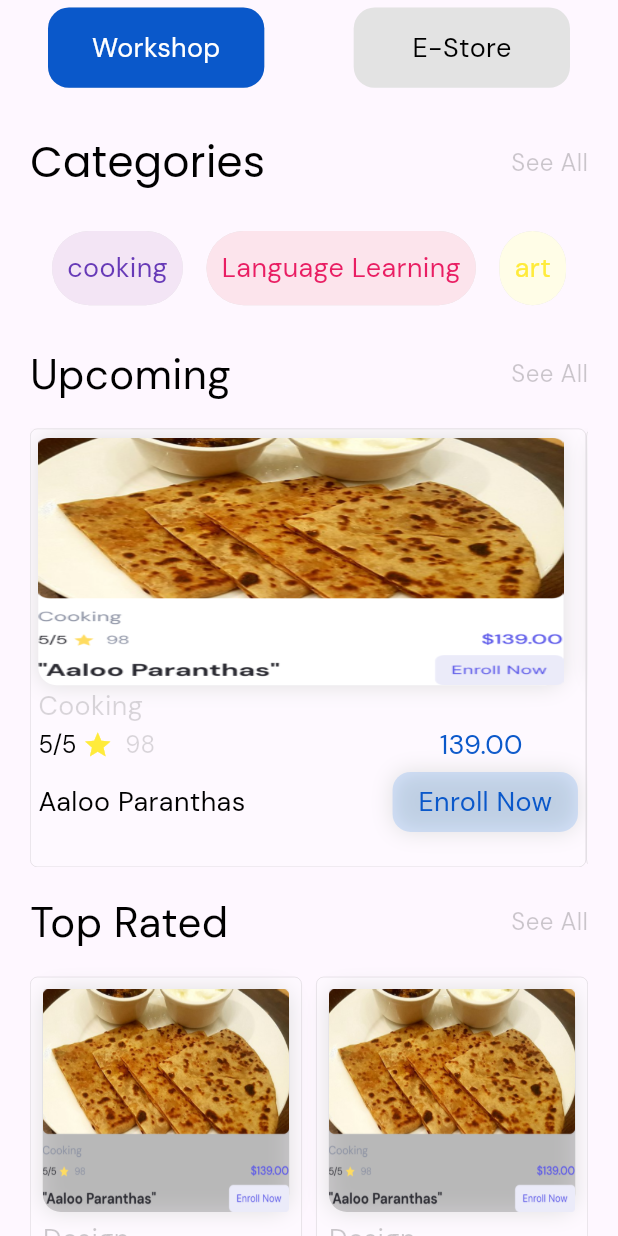
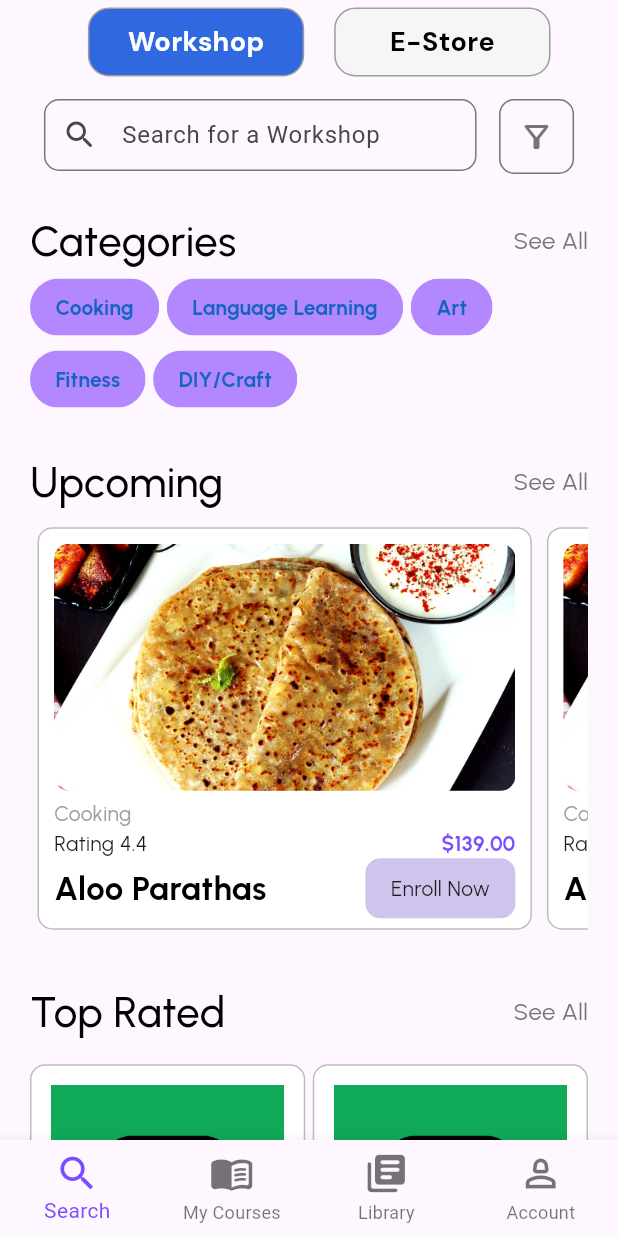
Before and after one commit to RupeshUig/atelier-mandala-art, a Flutter app: the screen it shows once a user with an empty profile is signed in, on a phone screen of 412 x 824 dp. Run offline on Flutter 3.47's test engine with Material 3 defaults, Android fonts, the phone set to English and light mode, and no system bars; our stand-ins replace firebase_auth, firebase_core, get, google_fonts, google_sign_in, hexcolor and 3 more; missing offline and left inert: dart:ffi, password_field_validator; accounts and stored records are empty.

Commit message:
Added : HomeScreen UI 50%

```diff
--- a/lib/components/custom_buttonhome.dart
+++ b/lib/components/custom_buttonhome.dart
@@ -22,10 +22,9 @@ class CustomButtonHome extends StatelessWidget {
       borderRadius: BorderRadius.circular(12),
       radius: 2,
       onTap: function,
-      child: Expanded(
-        child: Container(
+      child:  Container(
           height: screenHeight * 0.06,
-          // width: screenWidth * 0.35,
+          width: screenWidth * 0.25,
           margin: const EdgeInsets.symmetric(vertical: 1, horizontal: 1),
           decoration: BoxDecoration(
             boxShadow: [BoxShadow(color: Colors.grey.shade300)],
@@ -37,12 +36,12 @@ class CustomButtonHome extends StatelessWidget {
               text,
               style: GoogleFonts.dmSans(
                 color: textColor,
-                fontSize: 18,
+                fontSize: 12,
               ),
             ),
           ),
         ),
-      ),
+
     );
   }
 }
--- a/lib/components/custom_categories_button.dart
+++ b/lib/components/custom_categories_button.dart
@@ -25,11 +25,12 @@ class CustomCategoriesButton extends StatelessWidget {
       radius: 2,
       onTap: function,
       child: Container(
-        height: screenHeight * 0.065,
+        height: screenHeight * 0.060,
         width: screenWidth * 0.35,
-        margin: const EdgeInsets.symmetric(vertical: 5),
+        margin: const EdgeInsets.symmetric(vertical: 5, horizontal: 10),
         decoration: BoxDecoration(
-          boxShadow: [BoxShadow(color: Colors.grey.shade300)],
+          boxShadow: [BoxShadow(color: Colors.grey.shade100)],
+          border: Border.all(color: Colors.grey),
           borderRadius: BorderRadius.circular(14),
           color: color,
         ),
@@ -37,6 +38,7 @@ class CustomCategoriesButton extends StatelessWidget {
           child: Text(
             text,
             style: GoogleFonts.dmSans(
+              fontWeight: FontWeight.bold,
               color: textColor,
               fontSize: 18,
             ),
--- /dev/null
+++ b/lib/components/homescreen/filter_chips.dart
@@ -0,0 +1,55 @@
+import 'dart:math';
+
+import 'package:flutter/material.dart';
+import 'package:google_fonts/google_fonts.dart';
+
+class CategoryChip extends StatelessWidget {
+  final String text;
+  final VoidCallback onTap;
+
+  CategoryChip({required this.text, required this.onTap});
+
+  Color _getRandomColor() {
+    final List<Color> colors = [
+      Colors.blue.shade100,
+      Colors.green.shade100,
+      Colors.orange.shade100,
+      Colors.pink.shade100,
+      Colors.deepPurpleAccent.shade100,
+      Colors.orange.shade100,
+      Colors.yellow.shade100,
+      Colors.grey.shade100,
+    ];
+    final Random random = Random();
+    return colors[random.nextInt(colors.length)];
+  }
+
+  Color _getRandomColorforTexts() {
+    final List<Color> colors = [
+      Colors.blue.shade800,
+      Colors.deepPurpleAccent,
+      Colors.purple.shade800,
+      Colors.blueAccent,
+    ];
+    final Random random = Random();
+    return colors[random.nextInt(colors.length)];
+  }
+
+  @override
+  Widget build(BuildContext context) {
+    return GestureDetector(
+      onTap: onTap,
+      child: Chip(
+        shape: RoundedRectangleBorder(
+            borderRadius: BorderRadius.circular(25),
+            side: const BorderSide(color: Colors.transparent)),
+        label: Text(
+          text,
+          style: GoogleFonts.urbanist(
+              color: _getRandomColorforTexts(), fontWeight: FontWeight.bold),
+        ),
+        backgroundColor: _getRandomColor(),
+      ),
+    );
+  }
+}
--- /dev/null
+++ b/lib/components/homescreen/top_rated.dart
@@ -0,0 +1,75 @@
+import 'package:flutter/material.dart';
+import 'package:flutter/widgets.dart';
+import 'package:google_fonts/google_fonts.dart';
+
+class TopRated extends StatelessWidget {
+  String image;
+  String title;
+  String category;
+  double rating;
+  int price;
+  TopRated(
+      {super.key,
+      required this.category,
+      required this.image,
+      required this.price,
+      required this.rating,
+      required this.title});
+
+  @override
+  Widget build(BuildContext context) {
+    return Container(
+      padding: EdgeInsets.all(5),
+      // height: 500,
+      decoration: BoxDecoration(
+        color: Colors.white,
+        border:
+            Border.all(color: Colors.grey.shade400, style: BorderStyle.solid),
+        borderRadius: BorderRadius.circular(10),
+      ),
+      child: Padding(
+        padding: const EdgeInsets.all(8.0),
+        child: Column(
+          crossAxisAlignment: CrossAxisAlignment.start,
+          children: [
+            Container(
+              decoration: BoxDecoration(
+                borderRadius: BorderRadius.circular(10),
+              ),
+              padding: const EdgeInsets.all(0),
+              child: Image.asset(
+                image,
+                fit: BoxFit.cover,
+              ),
+            ),
+            Text(
+              category,
+              style: GoogleFonts.urbanist(color: Colors.grey.shade800),
+            ),
+            Text(
+              title,
+              style: GoogleFonts.urbanist(
+                  color: Colors.black,
+                  fontWeight: FontWeight.bold,
+                  fontSize: 22),
+            ),
+            Text(
+              rating.toString() + " / 5",
+              style: GoogleFonts.urbanist(
+                  color: Colors.black,
+                  fontWeight: FontWeight.bold,
+                  fontSize: 14),
+            ),
+            Text(
+              "\$139.00",
+              style: GoogleFonts.urbanist(
+                  fontSize: 18,
+                  color: Colors.deepPurpleAccent,
+                  fontWeight: FontWeight.bold),
+            ),
+          ],
+        ),
+      ),
+    );
+  }
+}
--- /dev/null
+++ b/lib/components/homescreen/upcoming_item.dart
@@ -0,0 +1,88 @@
+import 'package:flutter/material.dart';
+import 'package:google_fonts/google_fonts.dart';
+
+class UpcomingItem extends StatelessWidget {
+  const UpcomingItem({super.key});
+
+  @override
+  Widget build(BuildContext context) {
+    final screenHeight = MediaQuery.of(context).size.height;
+    final screenWidth = MediaQuery.of(context).size.width;
+    return Container(
+      width: screenWidth * 0.8,
+      height: screenHeight * 0.1,
+      margin: const EdgeInsets.symmetric(horizontal: 5, vertical: 10),
+      padding: const EdgeInsets.all(10),
+      decoration: BoxDecoration(
+        color: Colors.white,
+        border:
+            Border.all(color: Colors.grey.shade400, style: BorderStyle.solid),
+        borderRadius: BorderRadius.circular(10),
+      ),
+      child: Column(
+        // mainAxisAlignment: MainAxisAlignment.start,
+        crossAxisAlignment: CrossAxisAlignment.start,
+        children: [
+          Container(
+            width: screenWidth * 0.75,
+            height: screenHeight * 0.2,
+            decoration: BoxDecoration(
+              borderRadius: BorderRadius.circular(10),
+              image: DecorationImage(
+                  image: AssetImage("lib/assets/upcoming.jpg"),
+                  fit: BoxFit.cover),
+            ),
+          ),
+          SizedBox(
+            height: 5,
+          ),
+          Text(
+            "Cooking",
+            style: GoogleFonts.urbanist(color: Colors.grey.shade500),
+          ),
+          Row(
+            mainAxisAlignment: MainAxisAlignment.spaceBetween,
+            children: [
+              Text(
+                "Rating 4.4",
+                style: GoogleFonts.urbanist(),
+              ),
+              Text(
+                "\$139.00",
+                style: GoogleFonts.urbanist(
+                    color: Colors.deepPurpleAccent,
+                    fontWeight: FontWeight.bold),
+              ),
+            ],
+          ),
+          Row(
+            mainAxisAlignment: MainAxisAlignment.spaceBetween,
+            children: [
+              Text(
+                "Aloo Parathas",
+                style: GoogleFonts.urbanist(
+                    color: Colors.black,
+                    fontWeight: FontWeight.bold,
+                    fontSize: 22),
+              ),
+              Container(
+                height: 40,
+                width: 100,
+                decoration: BoxDecoration(
+                  color: Color.fromARGB(255, 207, 196, 236),
+                  borderRadius: BorderRadius.circular(10),
+                ),
+                child: Center(
+                  child: Text(
+                    'Enroll Now',
+                    style: GoogleFonts.urbanist(),
+                  ),
+                ),
+              ),
+            ],
+          )
+        ],
+      ),
+    );
+  }
+}
--- a/lib/controllers/auth_controllers.dart
+++ b/lib/controllers/auth_controllers.dart
@@ -2,6 +2,7 @@ import 'package:firebase_auth/firebase_auth.dart';
 import 'package:get/get.dart';
 import 'package:google_sign_in/google_sign_in.dart';
 import 'package:uig/screens/home_screen.dart/home_screen.dart';
+import 'package:uig/screens/home_screen.dart/homescreen.dart';
 import 'package:uig/screens/splash_screen.dart';
 
 class AuthController extends GetxController {
@@ -24,7 +25,7 @@ class AuthController extends GetxController {
     if (user == null) {
       Get.offAll(() => SplashScreen());
     } else {
-      Get.offAll(() => HomeScreen());
+      Get.offAll(() => HomePage());
     }
   }
 
--- a/lib/screens/home_screen.dart/home_screen.dart
+++ b/lib/screens/home_screen.dart/home_screen.dart
@@ -35,7 +35,7 @@ class _HomeScreenState extends State<HomeScreen> {
                 crossAxisAlignment: CrossAxisAlignment.start,
                 children: [
                   Padding(
-                    padding: const EdgeInsets.only(left: 12.0, right: 12.0),
+                    padding: const EdgeInsets.only(left: 20.0, right: 20.0, top: 20),
                     child: Row(
                       mainAxisAlignment: MainAxisAlignment.spaceBetween,
                       children: [
--- /dev/null
+++ b/lib/screens/home_screen.dart/homescreen.dart
@@ -0,0 +1,256 @@
+import 'package:flutter/material.dart';
+import 'package:flutter/widgets.dart';
+import 'package:google_fonts/google_fonts.dart';
+import 'package:uig/components/custom_buttonhome.dart';
+import 'package:uig/components/custom_categories_button.dart';
+import 'package:uig/components/custom_upcoming_card.dart';
+import 'package:uig/components/homescreen/filter_chips.dart';
+import 'package:uig/components/homescreen/top_rated.dart';
+import 'package:uig/components/homescreen/upcoming_item.dart';
+import 'package:uig/constants/constants.dart';
+
+class HomePage extends StatefulWidget {
+  const HomePage({super.key});
+
+  @override
+  State<HomePage> createState() => _HomePageState();
+}
+
+class _HomePageState extends State<HomePage> {
+  @override
+  Widget build(BuildContext context) {
+    final screenWidth = MediaQuery.of(context).size.width;
+    final screenHeight = MediaQuery.of(context).size.height;
+    return Scaffold(
+      appBar: AppBar(
+        centerTitle: true,
+        automaticallyImplyLeading: false,
+        actions: [
+          Container(
+            alignment: Alignment.center,
+            child: Row(
+              mainAxisAlignment: MainAxisAlignment.center,
+              crossAxisAlignment: CrossAxisAlignment.center,
+              children: [
+                CustomCategoriesButton(
+                  text: "Workshop",
+                  color: primaryColor,
+                  textColor: Colors.white,
+                  function: () {},
+                ),
+                CustomCategoriesButton(
+                  text: "E-Store",
+                  color: Colors.white10,
+                  textColor: Colors.black,
+                  function: () {},
+                ),
+                // SizedBox.expand()
+                SizedBox(
+                  width: 35,
+                ),
+              ],
+            ),
+          ),
+        ],
+      ),
+      body: SingleChildScrollView(
+        child: Padding(
+          padding: const EdgeInsets.symmetric(vertical: 10, horizontal: 20),
+          child: Column(
+            mainAxisAlignment: MainAxisAlignment.start,
+            crossAxisAlignment: CrossAxisAlignment.start,
+            children: [
+              Container(
+                width: screenWidth,
+                child: Row(
+                  crossAxisAlignment: CrossAxisAlignment.center,
+                  mainAxisAlignment: MainAxisAlignment.center,
+                  children: [
+                    Container(
+                      height: 50,
+                      width: screenWidth * 0.7,
+                      child: TextField(
+                        decoration: InputDecoration(
+                          prefixIcon: const Icon(Icons.search_rounded),
+                          contentPadding:
+                              const EdgeInsets.symmetric(horizontal: 20),
+                          labelText: "Search for a Workshop",
+                          border: OutlineInputBorder(
+                              borderSide: BorderSide(
+                                color: dividerColor,
+                              ),
+                              borderRadius: BorderRadius.circular(10)),
+                        ),
+                      ),
+                    ),
+                    const SizedBox(
+                      width: 15,
+                    ),
+                    Container(
+                      height: 50,
+                      width: 50,
+                      decoration: BoxDecoration(
+                          borderRadius: BorderRadius.circular(10),
+                          border: Border.all(
+                            color: Colors.grey.shade600,
+                          )),
+                      child: Icon(
+                        Icons.filter_alt_outlined,
+                        color: Colors.grey.shade600,
+                      ),
+                    )
+                  ],
+                ),
+              ),
+              SizedBox(
+                height: screenHeight * 0.03,
+              ),
+              Row(
+                mainAxisAlignment: MainAxisAlignment.spaceBetween,
+                children: [
+                  Text(
+                    "Categories",
+                    style: GoogleFonts.urbanist(
+                      color: Colors.black,
+                      fontWeight: FontWeight.w500,
+                      fontSize: 28,
+                    ),
+                  ),
+                  Text(
+                    "See All",
+                    style: GoogleFonts.urbanist(
+                      color: Colors.grey.shade600,
+                      fontSize: 16,
+                    ),
+                  ),
+                ],
+              ),
+              Wrap(
+                spacing: 5,
+                children: [
+                  CategoryChip(
+                    text: "Cooking",
+                    onTap: () {},
+                  ),
+                  CategoryChip(
+                    text: "Language Learning",
+                    onTap: () {},
+                  ),
+                  CategoryChip(
+                    text: "Art",
+                    onTap: () {},
+                  ),
+                  CategoryChip(
+                    text: "Fitness",
+                    onTap: () {},
+                  ),
+                  CategoryChip(
+                    text: "DIY/Craft",
+                    onTap: () {},
+                  ),
+                ],
+              ),
+              SizedBox(
+                height: screenHeight * 0.03,
+              ),
+              Row(
+                mainAxisAlignment: MainAxisAlignment.spaceBetween,
+                children: [
+                  Text(
+                    "Upcoming",
+                    style: GoogleFonts.urbanist(
+                      color: Colors.black,
+                      fontWeight: FontWeight.w500,
+                      fontSize: 28,
+                    ),
+                  ),
+                  Text(
+                    "See All",
+                    style: GoogleFonts.urbanist(
+                      color: Colors.grey.shade600,
+                      fontSize: 16,
+                    ),
+                  ),
+                ],
+              ),
+              Container(
+                height: screenHeight * 0.35,
+                child: ListView(
+                  scrollDirection: Axis.horizontal,
+                  children: [
+                    UpcomingItem(),
+                    UpcomingItem(),
+                    UpcomingItem(),
+                    UpcomingItem(),
+                    UpcomingItem(),
+                    UpcomingItem(),
+                  ],
+                ),
+              ),
+              SizedBox(
+                height: screenHeight * 0.03,
+              ),
+              Row(
+                mainAxisAlignment: MainAxisAlignment.spaceBetween,
+                children: [
+                  Text(
+                    "Top Rated",
+                    style: GoogleFonts.urbanist(
+                      color: Colors.black,
+                      fontWeight: FontWeight.w500,
+                      fontSize: 28,
+                    ),
+                  ),
+                  Text(
+                    "See All",
+                    style: GoogleFonts.urbanist(
+                      color: Colors.grey.shade600,
+                      fontSize: 16,
+                    ),
+                  ),
+                ],
+              ),
+              const SizedBox(
+                height: 15,
+              ),
+              GridView.builder(
+                physics: NeverScrollableScrollPhysics(),
+                shrinkWrap: true,
+                gridDelegate: SliverGridDelegateWithFixedCrossAxisCount(
+                  crossAxisCount: 2, // Number of columns
+                  crossAxisSpacing: 5, // Spacing between columns
+                  mainAxisSpacing: 5, // Spacing between rows
+                  childAspectRatio: 1 / 1.6,
+                ),
+                itemCount: 4, // Number of items in the grid
+                itemBuilder: (BuildContext context, int index) {
+                  // Return a widget for each item
+                  return TopRated(
+                      category: "Course",
+                      image: "lib/assets/figma.png",
+                      price: 159,
+                      rating: 4.2,
+                      title: "Figma Course");
+                },
+              )
+            ],
+          ),
+        ),
+      ),
+      bottomNavigationBar: BottomNavigationBar(
+          fixedColor: Colors.deepPurpleAccent,
+
+          type: BottomNavigationBarType.fixed,
+          iconSize: 30,
+          items: [
+            BottomNavigationBarItem(icon: Icon(Icons.search), label: "Search"),
+            BottomNavigationBarItem(
+                icon: Icon(Icons.menu_book_rounded), label: "My Courses"),
+            BottomNavigationBarItem(
+                icon: Icon(Icons.my_library_books_rounded), label: "Library"),
+            BottomNavigationBarItem(
+                icon: Icon(Icons.person_2_outlined), label: "Account"),
+          ]),
+    );
+  }
+}
```
Also changed, not shown: lib/assets/figma.png (added), lib/assets/upcoming.jpg (added). Lines whose indentation alone changed are shown as unchanged.
